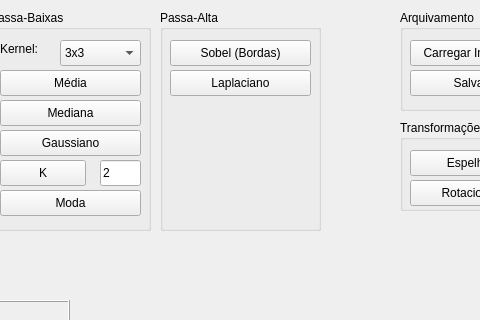
Above: mainwindow.ui from broken-usb/pdi-qt before the change; both pictures show x 190 to 670 and y 0 to 320 of the 1000 by 600 pixel window. Below: the same form after it.
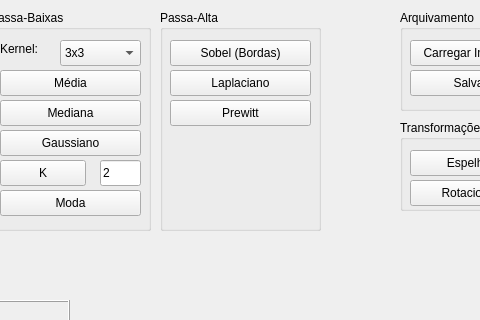
That is the form after the change.

Commit message: Implementação do filtro Prewitt

Patch:
```diff
--- a/mainwindow.ui
+++ b/mainwindow.ui
@@ -345,6 +345,25 @@
       <string>Laplaciano</string>
      </property>
     </widget>
+    <widget class="QPushButton" name="btnPrewitt">
+     <property name="geometry">
+      <rect>
+       <x>10</x>
+       <y>90</y>
+       <width>141</width>
+       <height>26</height>
+      </rect>
+     </property>
+     <property name="cursor">
+      <cursorShape>PointingHandCursor</cursorShape>
+     </property>
+     <property name="toolTip">
+      <string>&lt;html&gt;&lt;head/&gt;&lt;body&gt;&lt;p&gt;Detecta bordas usando gradientes X e Y (similar ao Sobel, mas com pesos uniformes nas matrizes).&lt;/p&gt;&lt;/body&gt;&lt;/html&gt;</string>
+     </property>
+     <property name="text">
+      <string>Prewitt</string>
+     </property>
+    </widget>
    </widget>
    <widget class="QGroupBox" name="grpBoxTransformacoes">
     <property name="geometry">
```
The commit also changes 2 other files.
